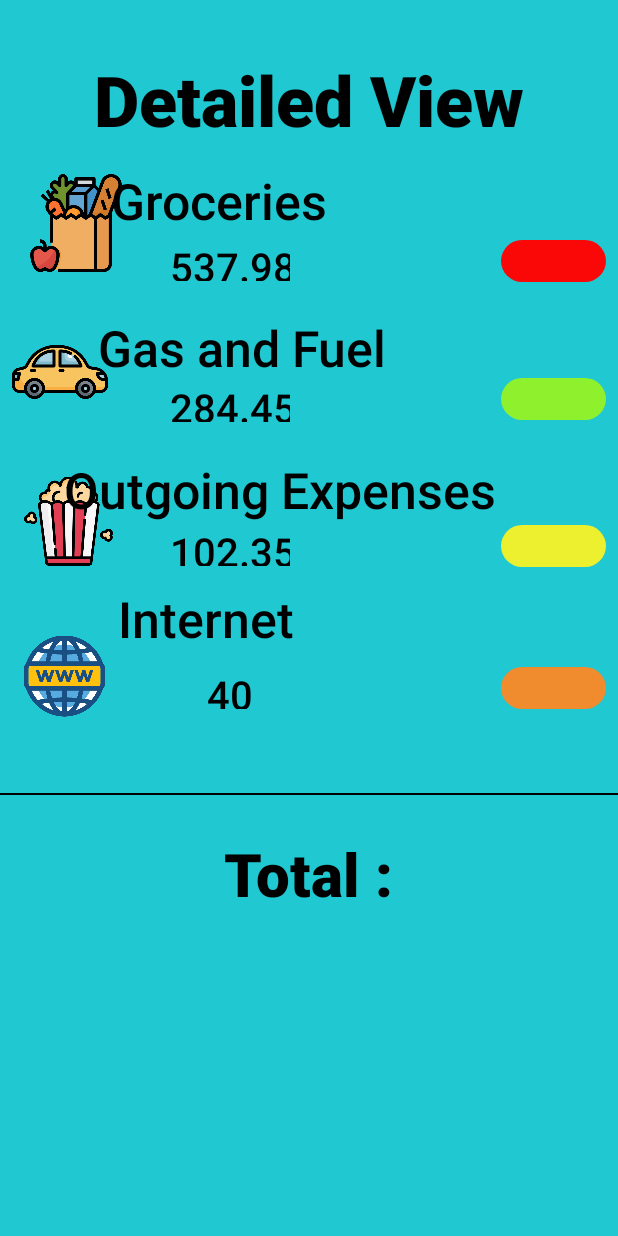
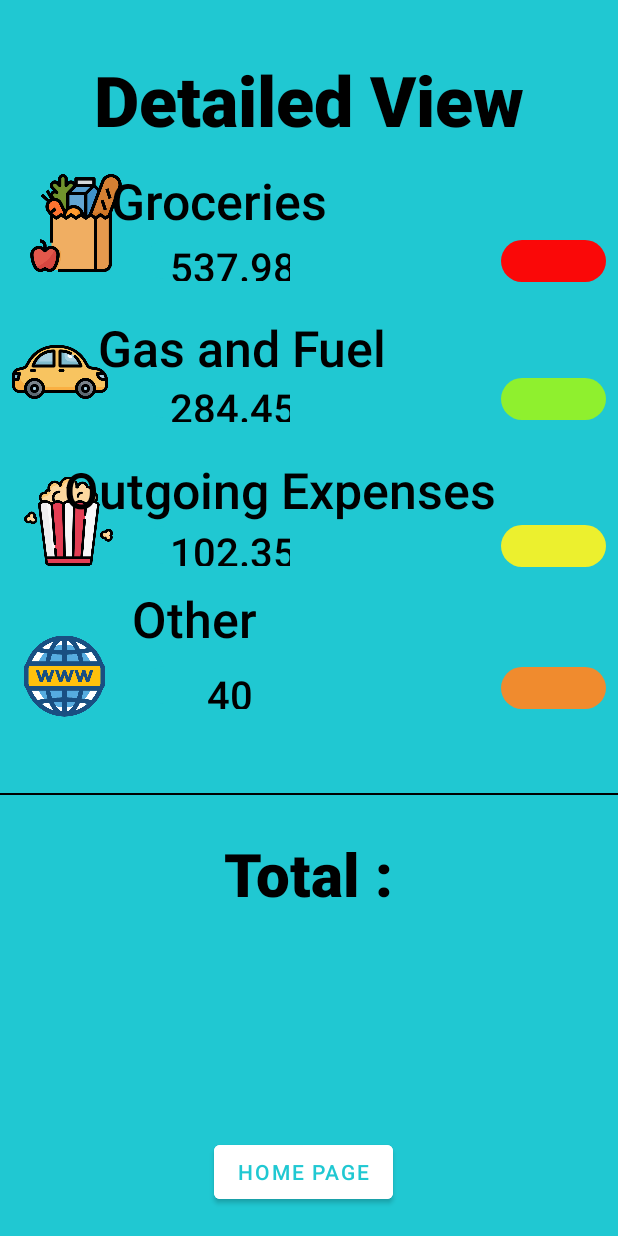
Before and after one commit to JoGaudin/Project, an Android app: the layout activity_detailled_view.xml on its own in the app's theme, with its tools: preview values and no code run, on a phone screen of 412 x 824 dp. Run offline under Robolectric (Android 15) with nearby library versions, the phone set to English and light mode, and no system bars.

Commit message:
View detailled

```diff
--- a/app/src/main/java/com/example/project/Profile_v2.java
+++ b/app/src/main/java/com/example/project/Profile_v2.java
@@ -26,7 +26,7 @@ public class Profile_v2 extends AppCompatActivity {
     // Categories list view
     public ListView listView;
     public Button addCat;
-    public String[] categories_profile = {"Groceries", "Gas and Fuel", "Outgoing expenses", "Internet"};
+    public String[] categories_profile = {"Groceries", "Gas and Fuel", "Outgoing expenses", "Other"};
 
     // Frequencies Dropdown Menu
     public Spinner spinner;
--- a/app/src/main/res/layout/activity_detailled_view.xml
+++ b/app/src/main/res/layout/activity_detailled_view.xml
@@ -21,7 +21,7 @@
         app:layout_constraintVertical_bias="0.201" />
 
     <ProgressBar
-        android:id="@+id/internetPb"
+        android:id="@+id/otherPb"
         style="?android:attr/progressBarStyleHorizontal"
         android:layout_width="307dp"
         android:layout_height="25dp"
@@ -60,7 +60,7 @@
         app:layout_constraintVertical_bias="0.439" />
 
     <TextView
-        android:id="@+id/internetPct"
+        android:id="@+id/otherPct"
         android:layout_width="70dp"
         android:layout_height="28dp"
         android:background="@drawable/inputbox_orange"
@@ -264,7 +264,7 @@
         app:layout_constraintVertical_bias="0.318" />
 
     <TextView
-        android:id="@+id/internetQty"
+        android:id="@+id/OtherQty"
         android:layout_width="80dp"
         android:layout_height="28dp"
         android:fontFamily="sans-serif-medium"
@@ -313,11 +313,11 @@
         app:layout_constraintVertical_bias="0.269" />
 
     <TextView
-        android:id="@+id/internetText"
+        android:id="@+id/OtherText"
         android:layout_width="wrap_content"
         android:layout_height="wrap_content"
         android:fontFamily="sans-serif-medium"
-        android:text="Internet"
+        android:text="Other"
         android:textColor="@color/black"
         android:textSize="50px"
         app:layout_constraintBottom_toBottomOf="parent"
@@ -351,5 +351,19 @@
         app:layout_constraintTop_toTopOf="parent"
         app:layout_constraintVertical_bias="0.643" />
 
+    <Button
+        android:id="@+id/returnButton"
+        android:layout_width="wrap_content"
+        android:layout_height="wrap_content"
+        android:text="Home Page"
+        android:textColor="@color/bg"
+        android:backgroundTint="@color/white"
+        app:layout_constraintBottom_toBottomOf="parent"
+        app:layout_constraintEnd_toEndOf="parent"
+        app:layout_constraintHorizontal_bias="0.488"
+        app:layout_constraintStart_toStartOf="parent"
+        app:layout_constraintTop_toTopOf="parent"
+        app:layout_constraintVertical_bias="0.976" />
+
 
 </androidx.constraintlayout.widget.ConstraintLayout>
```
Also changed, not shown: app/src/main/java/com/example/project/detailledView.java (+47 -10 lines).
